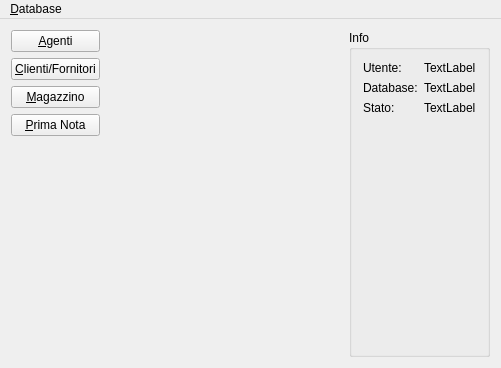
Old version of the form mainwindow.ui in the repository kvsd/Gestionale.
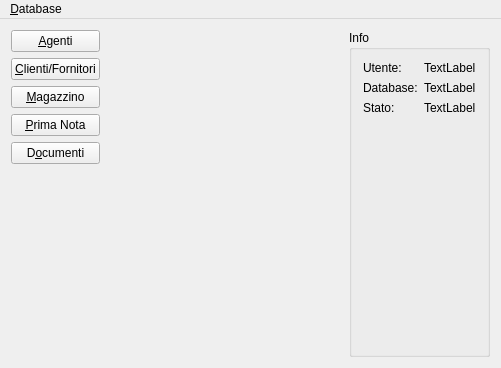
New version of the form.

Commit message: Aggiunto modulo Documenti.

What changed in the file:
```diff
--- a/mainwindow.ui
+++ b/mainwindow.ui
@@ -45,6 +45,13 @@
         </property>
        </widget>
       </item>
+      <item>
+       <widget class="QPushButton" name="documentiButton">
+        <property name="text">
+         <string>D&amp;ocumenti</string>
+        </property>
+       </widget>
+      </item>
       <item>
        <spacer name="verticalSpacer_2">
         <property name="orientation">
```
Left out of the diff: 31 changed lines with no effect on the pictures. The commit also changes 8 other files.
